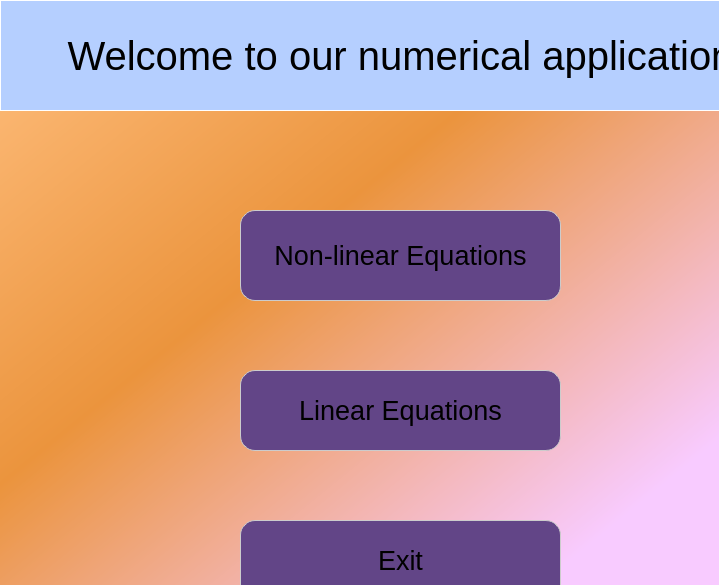
Above: designs/home.ui from Omar-Eldawy/Numerical-project before the change. Below: the same form after it.
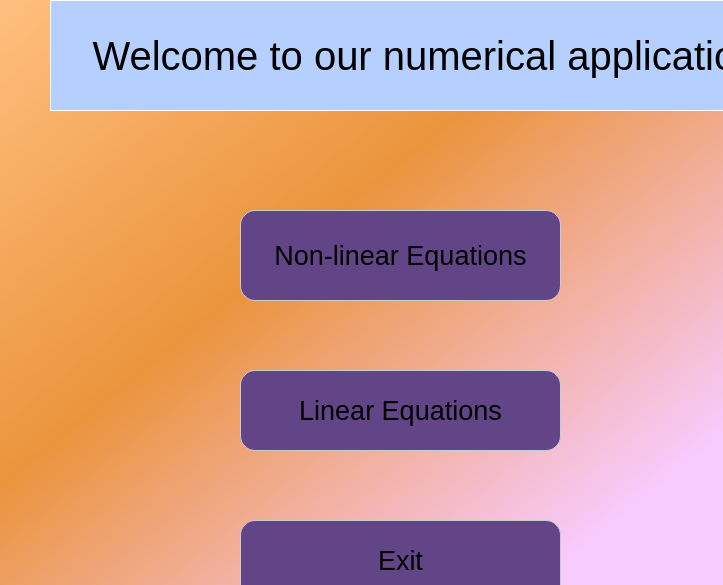
That is the form after the change. Icons and pictures are not drawn.

Diff of the .ui file:
```diff
--- a/designs/home.ui
+++ b/designs/home.ui
@@ -12,7 +12,7 @@
    <rect>
     <x>0</x>
     <y>0</y>
-    <width>719</width>
+    <width>723</width>
     <height>585</height>
    </rect>
   </property>
@@ -58,9 +58,9 @@
   <widget class="QLabel" name="mainLabel">
    <property name="geometry">
     <rect>
-     <x>0</x>
+     <x>50</x>
      <y>0</y>
-     <width>801</width>
+     <width>751</width>
      <height>111</height>
     </rect>
    </property>
```
